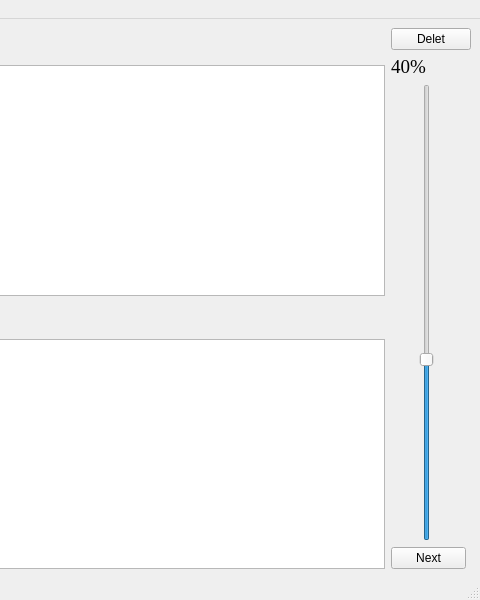
Old version of the form src/UI/Back.ui in the repository zpb911km/Linear_Memo; both pictures show x 320 to 800 and y 0 to 600 of the 800 by 600 pixel window.
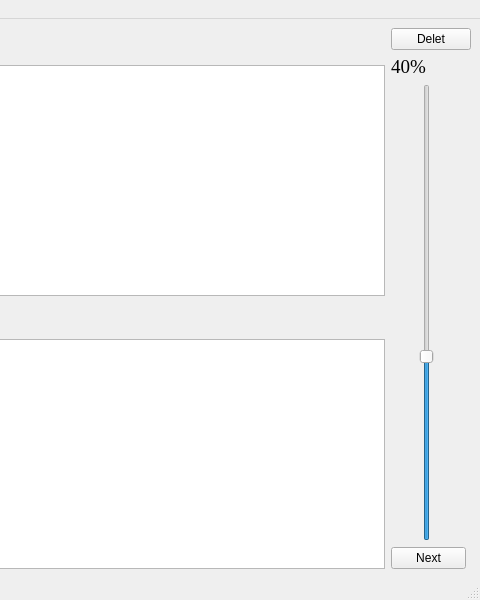
New version of the form.

The edit to the form file:
```diff
--- a/src/UI/Back.ui
+++ b/src/UI/Back.ui
@@ -103,7 +103,7 @@
          </size>
         </property>
         <property name="minimum">
-         <number>1</number>
+         <number>0</number>
         </property>
         <property name="maximum">
          <number>100</number>
```
